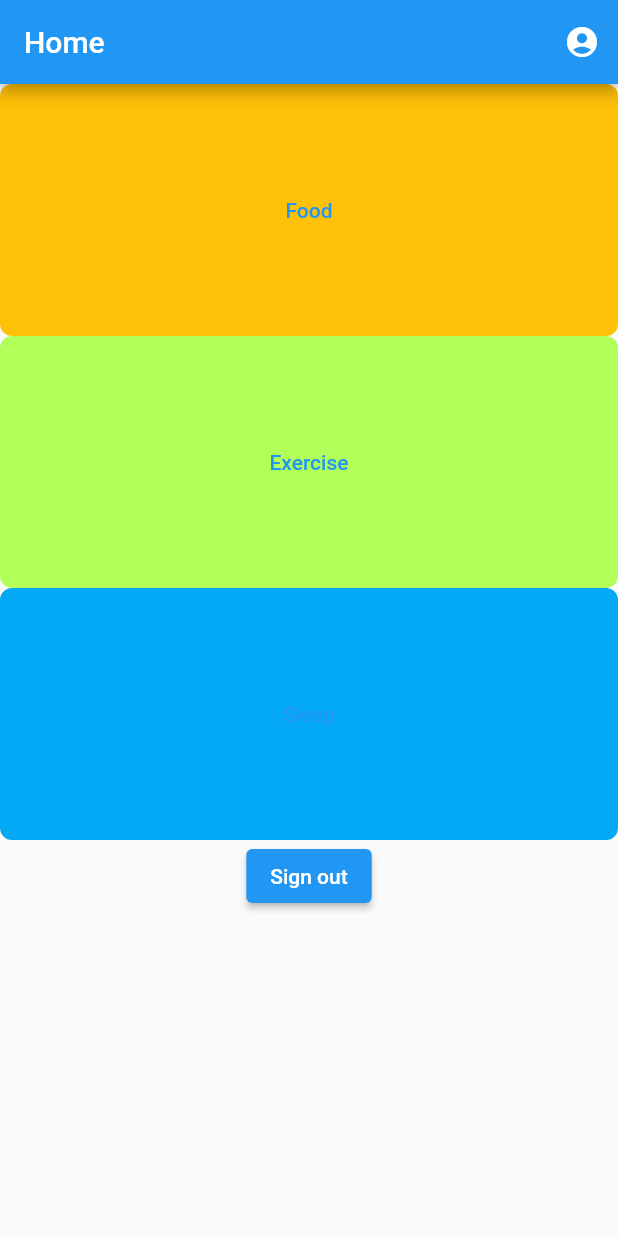
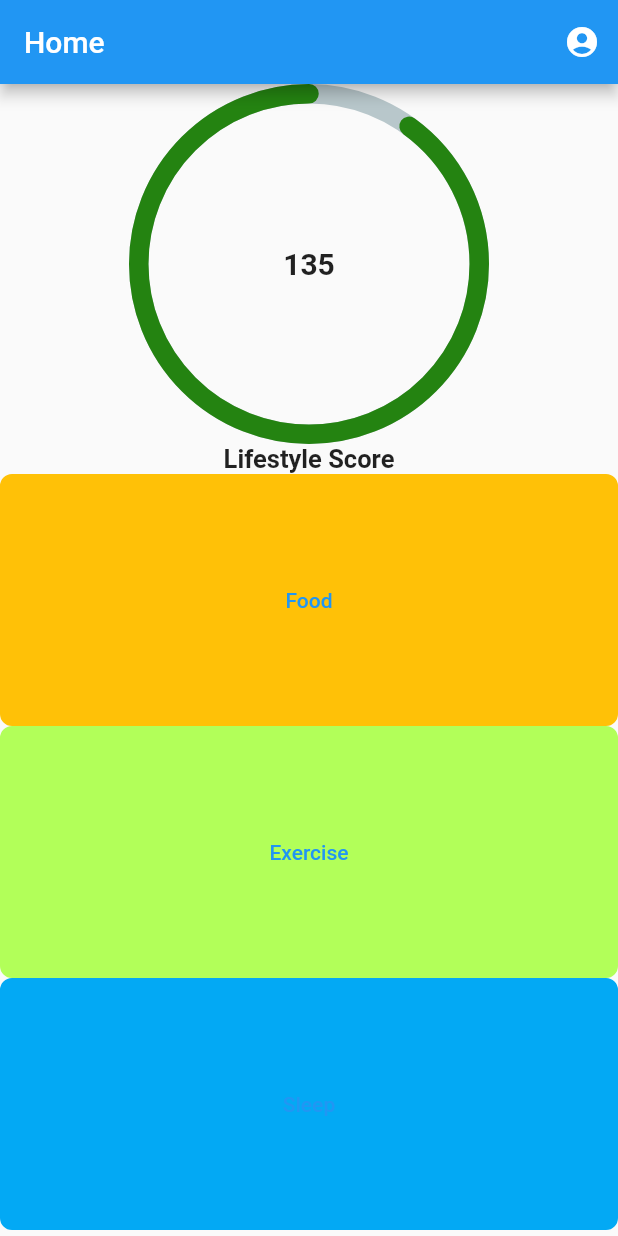
Before and after one commit to Tstrand123/EverydayWellnessCS125, a Flutter app: the screen it shows once a user with an empty profile is signed in, on a phone screen of 412 x 824 dp. Run offline on Flutter 3.47's test engine with Material 2 defaults, Android fonts, the phone set to English and light mode, and no system bars; drawn by our look-alikes of percent_indicator; our stand-ins replace cloud_firestore, email_validator, firebase_auth, firebase_core, flutter_rating_bar; accounts and stored records are empty; network calls fail.

Commit message:
Added Lifestyle Score circular indicator.

```diff
--- a/lib/main.dart
+++ b/lib/main.dart
@@ -1,7 +1,7 @@
 import 'package:firebase_auth/firebase_auth.dart';
 import 'package:firebase_core/firebase_core.dart';
 import 'package:flutter/material.dart';
-import 'package:flutter/rendering.dart';
+import 'package:percent_indicator/percent_indicator.dart';
 import 'loginPage.dart';
 import 'Food.dart';
 import 'Sleep.dart';
@@ -16,7 +16,7 @@ Future main() async {
   WidgetsFlutterBinding.ensureInitialized();
   await Firebase.initializeApp();
 
-  runApp(MyApp());
+  runApp(const MyApp());
 }
 
 class MyAppLogin extends StatelessWidget {
@@ -29,13 +29,17 @@ class MyAppLogin extends StatelessWidget {
         stream: FirebaseAuth.instance.authStateChanges(),
         builder: (context, snapshot) {
           if (snapshot.connectionState == ConnectionState.waiting) {
-            return Center(child: CircularProgressIndicator(),);
-          }else if (snapshot.hasError) {
-            return Center(child: Text('Error Occured'),);
-          }else if (snapshot.hasData) {
-            return HomePage(title: 'Title');
+            return const Center(
+              child: CircularProgressIndicator(),
+            );
+          } else if (snapshot.hasError) {
+            return const Center(
+              child: Text('Error Occured'),
+            );
+          } else if (snapshot.hasData) {
+            return const HomePage(title: 'Title');
           } else {
-            return AuthPage();
+            return const AuthPage();
           }
         },
       ),
@@ -46,19 +50,20 @@ class MyAppLogin extends StatelessWidget {
 final navigatorKey = GlobalKey<NavigatorState>();
 
 class MyApp extends StatelessWidget {
-  const MyApp({Key? key}):super(key:key);
+  const MyApp({Key? key}) : super(key: key);
 
   @override
   Widget build(BuildContext context) {
     return MaterialApp(
       navigatorKey: navigatorKey,
       title: 'Home',
-      home: MyAppLogin(),
+      home: const MyAppLogin(),
     );
-  }}
+  }
+}
 
-class HomePage extends StatefulWidget{
-  const HomePage({Key? key, required this.title}) : super(key:key);
+class HomePage extends StatefulWidget {
+  const HomePage({Key? key, required this.title}) : super(key: key);
   final String title;
 
   @override
@@ -68,6 +73,30 @@ class HomePage extends StatefulWidget{
 class _HomePageState extends State<HomePage> {
   @override
   Widget build(BuildContext context) {
+    // Create the lifestyle score circular display:
+    Widget lifestyleScore = CircularPercentIndicator(
+      radius: 120.0,
+      lineWidth: 13.0,
+      animation: true,
+      // ToDo: Calculate correct percentage.
+      percent: 0.9,
+      reverse: true,
+      center: const Text(
+        // ToDo: Display the current average of the scores.
+        "135",
+        style: TextStyle(fontWeight: FontWeight.bold, fontSize: 20.0),
+      ),
+      footer: const Text(
+        "Lifestyle Score",
+        style: TextStyle(fontWeight: FontWeight.bold, fontSize: 17.0),
+      ),
+      circularStrokeCap: CircularStrokeCap.round,
+
+      // ToDo: Make it so that the color changes based on the average of the scores.
+      progressColor: const Color.fromARGB(255, 36, 131, 17),
+    );
+
+    // Create the food recomendation widget:
     Widget foodSection = Expanded(
         child: Container(
       decoration: BoxDecoration(
@@ -77,17 +106,16 @@ class _HomePageState extends State<HomePage> {
       ),
       padding: const EdgeInsets.all(50),
       child: TextButton(
-            onPressed: (){
-              Navigator.push(context, MaterialPageRoute(builder: (context){
+        onPressed: () {
+          Navigator.push(context, MaterialPageRoute(builder: (context) {
             return const FoodHome(title: 'FoodHome');
-              }
-              )
-              );
+          }));
         }, // on pressed
-            child: Text("Food"),
+        child: const Text("Food"),
       ),
-        )
-    );
+    ));
+
+    // Create the exercise recomendation widget:
     Widget exerciseSection = Expanded(
         child: Container(
       decoration: BoxDecoration(
@@ -96,19 +124,17 @@ class _HomePageState extends State<HomePage> {
         color: Colors.lightGreenAccent,
       ),
       padding: const EdgeInsets.all(50),
-            child:
-            TextButton(
-              onPressed: (){
-                Navigator.push(context, MaterialPageRoute(builder: (context){
+      child: TextButton(
+        onPressed: () {
+          Navigator.push(context, MaterialPageRoute(builder: (context) {
             return const ExerciseHome(title: 'ExerciseHome');
-                }
-                )
-                );
+          }));
         }, // on pressed
-              child: Text("Exercise"),
+        child: const Text("Exercise"),
       ),
+    ));
 
-        ));
+    // Create the sleep recomendation widget:
     Widget sleepSection = Expanded(
         child: Container(
       decoration: BoxDecoration(
@@ -118,22 +144,27 @@ class _HomePageState extends State<HomePage> {
       ),
       padding: const EdgeInsets.all(50),
       child: TextButton(
-              onPressed: (){
-                Navigator.push(context, MaterialPageRoute(builder: (context){
+        onPressed: () {
+          Navigator.push(context, MaterialPageRoute(builder: (context) {
             return const SleepHome(title: 'SleepHome');
-                }
-                )
-                );
+          }));
         }, // on pressed
-              child: Text("Sleep"),
+        child: const Text("Sleep"),
       ),
     ));
-    return Scaffold(//MaterialApp(
+
+    return Scaffold(
+      //MaterialApp(
       // title: 'Everyday Wellness',
       // home: Scaffold(
       appBar: AppBar(
         title: const Text('Home'),
-        actions: <Widget>[IconButton(onPressed: (){}, icon: const Icon(Icons.account_circle_rounded),)],
+        actions: <Widget>[
+          IconButton(
+            onPressed: () {},
+            icon: const Icon(Icons.account_circle_rounded),
+          )
+        ],
       ),
 
       //body: const Center(
@@ -141,20 +172,20 @@ class _HomePageState extends State<HomePage> {
       //),
       body: SafeArea(
         child: SingleChildScrollView(
-
-          child: Column(
-              children: [
-                Row(children:[foodSection]),
+          child: Column(children: [
+            Row(
+                mainAxisAlignment: MainAxisAlignment.center,
+                children: [lifestyleScore]),
+            Row(children: [foodSection]),
             Row(children: [exerciseSection]),
             Row(children: [sleepSection]),
-                ElevatedButton(onPressed: () => FirebaseAuth.instance.signOut(),
+            ElevatedButton(
+                onPressed: () => FirebaseAuth.instance.signOut(),
                 child: const Text('Sign out'))
             //Expanded (child: ButtonBar(children: [foodSection]))
-              ]
+          ]),
         ),
       ),
-      ),
-
     );
     //);
   }
--- a/pubspec.yaml
+++ b/pubspec.yaml
@@ -41,6 +41,7 @@ dependencies:
   flutter_rating_bar: ^4.0.1
   email_validator: ^2.1.17
   cloud_firestore: ^4.5.2
+  percent_indicator: ^4.2.3
 
 dev_dependencies:
   flutter_test:
```
Also changed, not shown: pubspec.lock. Lines whose indentation alone changed are shown as unchanged.
